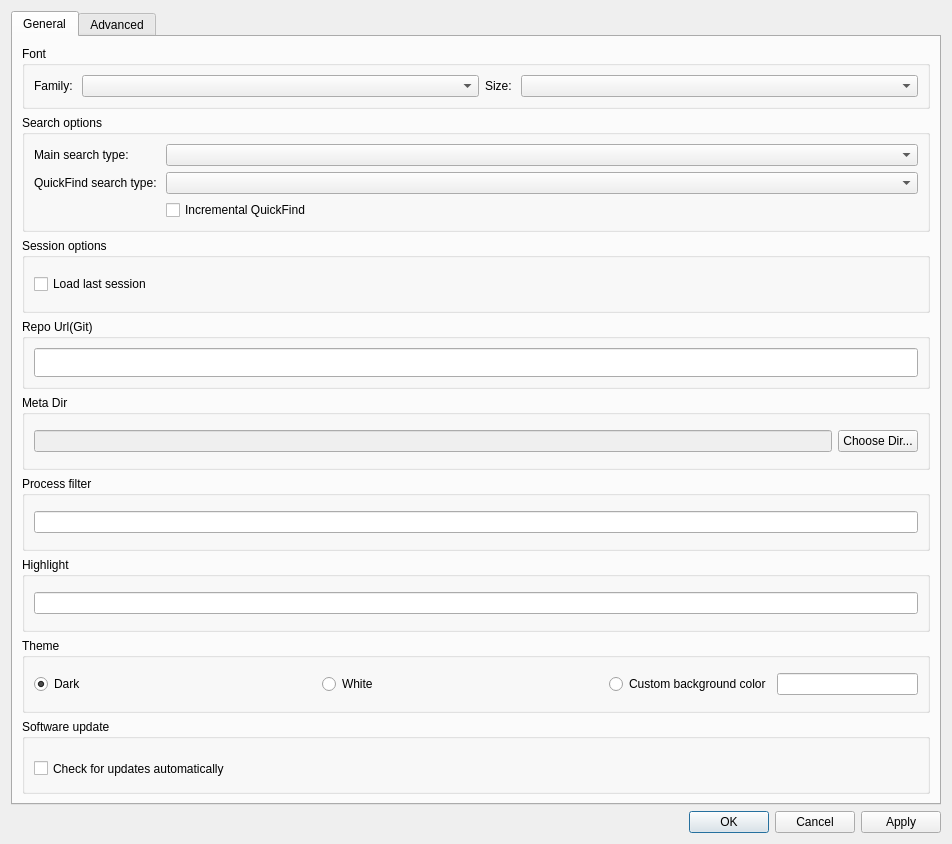
Mrxiang-Plus/darkglogg, file src/optionsdialog.ui: the form before one commit.
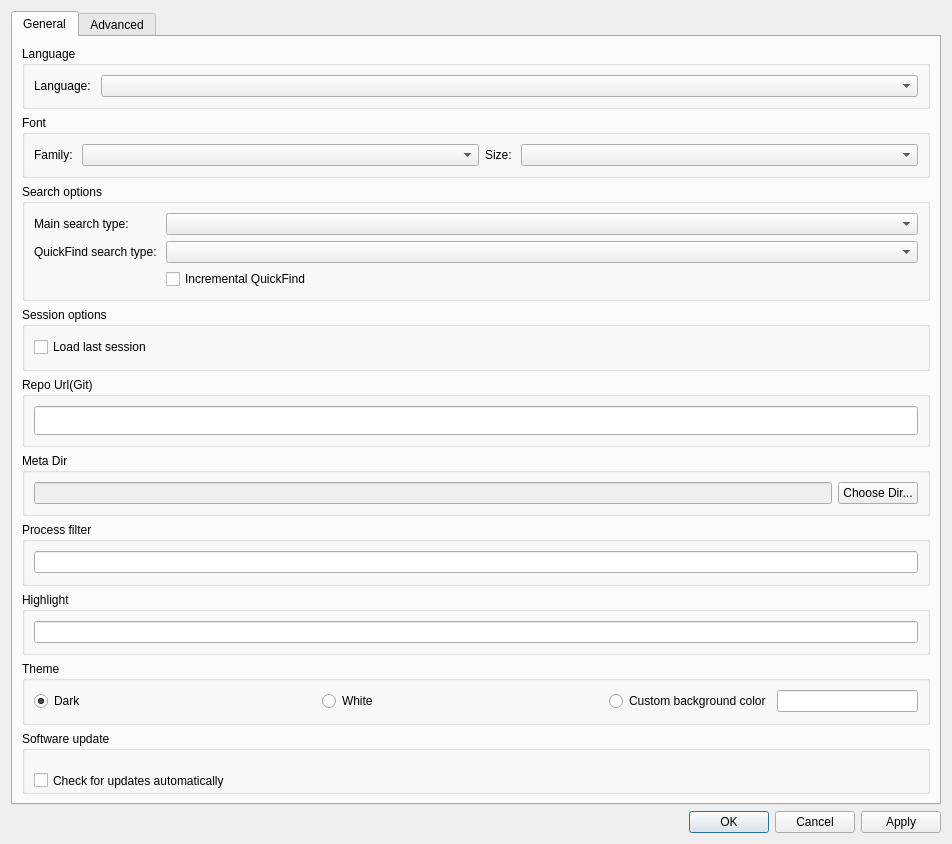
The form after the commit.

```diff
--- a/src/optionsdialog.ui
+++ b/src/optionsdialog.ui
@@ -33,6 +33,38 @@
        <string>General</string>
       </attribute>
       <layout class="QVBoxLayout" name="verticalLayout_3">
+       <item>
+        <widget class="QGroupBox" name="languageBox">
+         <property name="sizePolicy">
+          <sizepolicy hsizetype="Expanding" vsizetype="Fixed">
+           <horstretch>0</horstretch>
+           <verstretch>0</verstretch>
+          </sizepolicy>
+         </property>
+         <property name="title">
+          <string>Language</string>
+         </property>
+         <layout class="QHBoxLayout" name="horizontalLayout_lang">
+          <item>
+           <widget class="QLabel" name="languageLabel">
+            <property name="text">
+             <string>Language: </string>
+            </property>
+           </widget>
+          </item>
+          <item>
+           <widget class="QComboBox" name="languageComboBox">
+            <property name="sizePolicy">
+             <sizepolicy hsizetype="Expanding" vsizetype="Fixed">
+              <horstretch>0</horstretch>
+              <verstretch>0</verstretch>
+             </sizepolicy>
+            </property>
+           </widget>
+          </item>
+         </layout>
+        </widget>
+       </item>
        <item>
         <widget class="QGroupBox" name="fontBox">
          <property name="sizePolicy">
```
